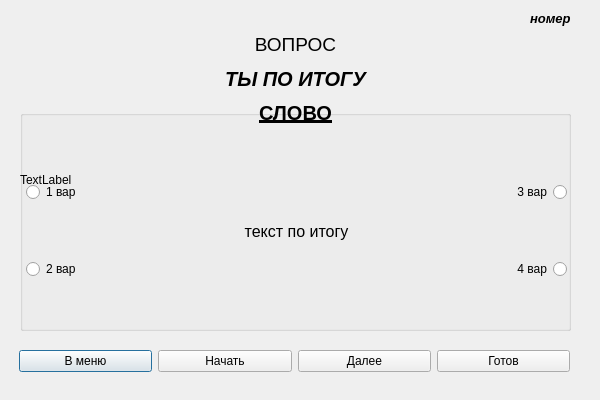
Above: Word-Flow/testnouns.ui from timowka0304/Word-Flow before the change. Below: the same form after it.
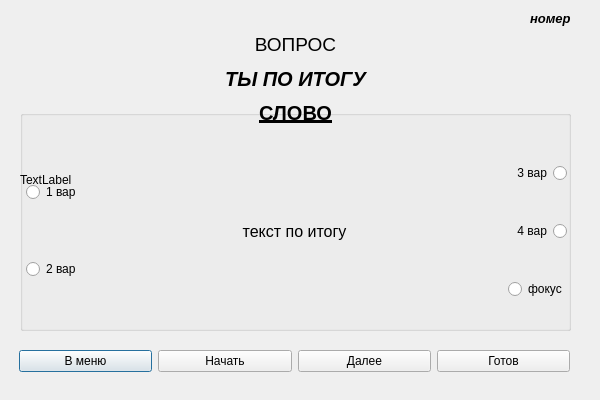
That is the form after the change.

Commit message: Removed Focus for choosen RadioButton in Test and close show_dic before starting Test

The edit to the form file:
```diff
--- a/Word-Flow/testnouns.ui
+++ b/Word-Flow/testnouns.ui
@@ -123,6 +123,27 @@
          </property>
         </widget>
        </item>
+       <item>
+        <widget class="QRadioButton" name="clean_Button">
+         <property name="enabled">
+          <bool>true</bool>
+         </property>
+         <property name="font">
+          <font>
+           <strikeout>false</strikeout>
+          </font>
+         </property>
+         <property name="inputMethodHints">
+          <set>Qt::ImhNone</set>
+         </property>
+         <property name="text">
+          <string>фокус</string>
+         </property>
+         <property name="checkable">
+          <bool>true</bool>
+         </property>
+        </widget>
+       </item>
       </layout>
      </item>
     </layout>
```
The commit also changes 14 other files.
